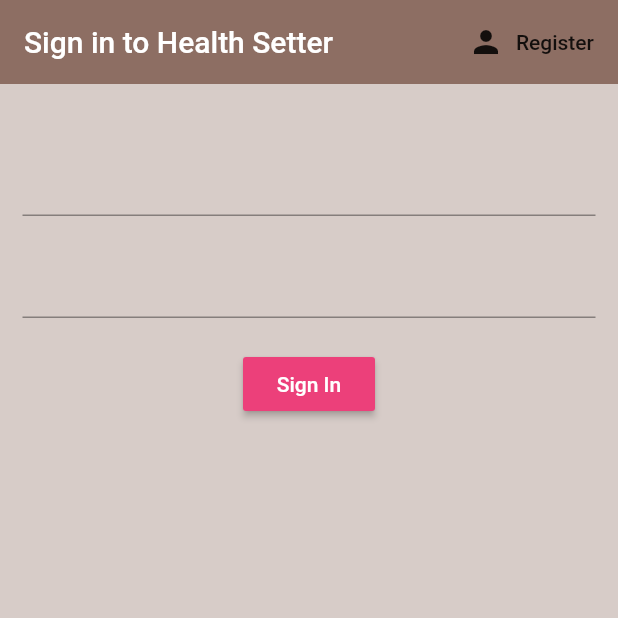
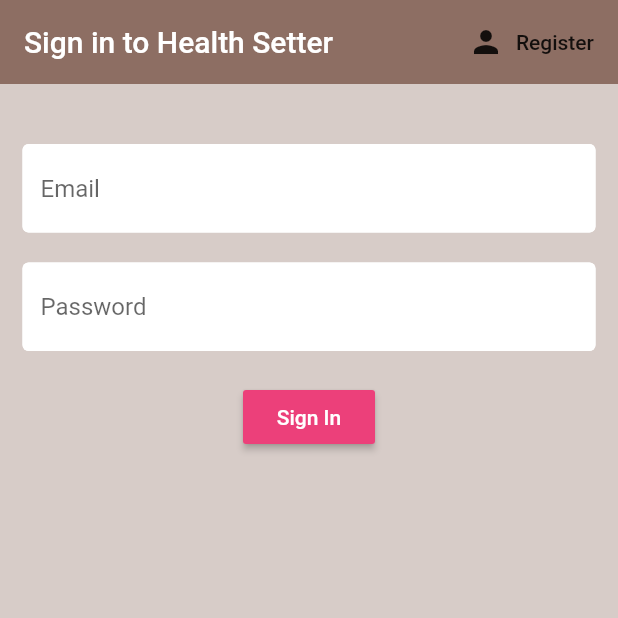
Before and after one commit to rivaldofez/flutterXfirebase, a Flutter app: the screen it shows after launch, on a phone screen of 412 x 824 dp, the top half of it. Run offline on Flutter 3.47's test engine with Material 2 defaults, Android fonts, the phone set to English and light mode, and no system bars; our stand-ins replace firebase_auth; accounts and stored records are empty.

Commit message:
using text input decoration

```diff
--- a/lib/screens/authenticate/register.dart
+++ b/lib/screens/authenticate/register.dart
@@ -1,5 +1,6 @@
 import 'package:flutter/material.dart';
 import 'package:flutterxfirebase/services/auth.dart';
+import 'package:flutterxfirebase/shared/constants.dart';
 
 class Register extends StatefulWidget {
   final Function toggleView;
@@ -44,6 +45,7 @@ class _RegisterState extends State<Register> {
             children: [
               SizedBox(height: 20.0),
               TextFormField(
+                decoration: textInputDecoration.copyWith(hintText: 'Email'),
                 validator: (val) => val.isEmpty ? 'Enter an email' : null,
                 onChanged: (val) {
                   setState(() => email = val);
@@ -51,6 +53,7 @@ class _RegisterState extends State<Register> {
               ),
               SizedBox(height: 20.0),
               TextFormField(
+                decoration: textInputDecoration.copyWith(hintText: 'Password'),
                 validator: (val) =>
                     val.length < 6 ? 'Enter a password 6+ chars long' : null,
                 obscureText: true,
--- a/lib/screens/authenticate/sign_in.dart
+++ b/lib/screens/authenticate/sign_in.dart
@@ -1,5 +1,6 @@
 import 'package:flutter/material.dart';
 import 'package:flutterxfirebase/services/auth.dart';
+import 'package:flutterxfirebase/shared/constants.dart';
 
 class SignIn extends StatefulWidget {
   final Function toggleView;
@@ -44,6 +45,7 @@ class _SignInState extends State<SignIn> {
             children: [
               SizedBox(height: 20.0),
               TextFormField(
+                decoration: textInputDecoration.copyWith(hintText: 'Email'),
                 validator: (val) => val.isEmpty ? 'Enter an email' : null,
                 onChanged: (val) {
                   setState(() => email = val);
@@ -51,6 +53,7 @@ class _SignInState extends State<SignIn> {
               ),
               SizedBox(height: 20.0),
               TextFormField(
+                decoration: textInputDecoration.copyWith(hintText: 'Password'),
                 validator: (val) =>
                     val.length < 6 ? 'Enter a password 6+ chars long' : null,
                 obscureText: true,
--- /dev/null
+++ b/lib/shared/constants.dart
@@ -0,0 +1,12 @@
+import 'package:flutter/material.dart';
+
+const textInputDecoration = InputDecoration(
+  fillColor: Colors.white,
+  filled: true,
+  enabledBorder: OutlineInputBorder(
+    borderSide: BorderSide(color: Colors.white, width: 2.0),
+  ),
+  focusedBorder: OutlineInputBorder(
+    borderSide: BorderSide(color: Colors.pink, width: 2.0),
+  ),
+);
```
